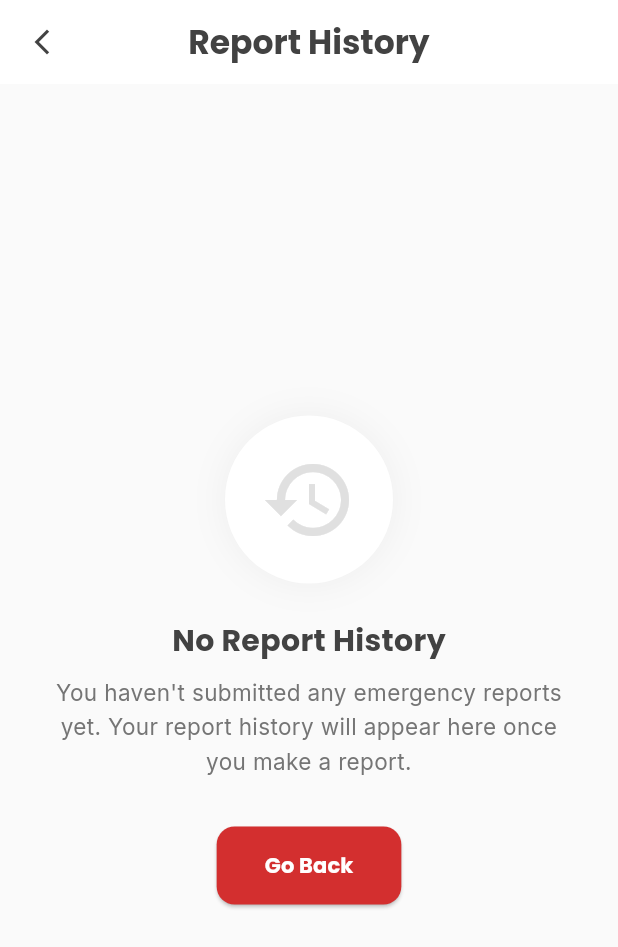
After one commit to eaaaarl/EyeSOS, a Flutter app: the ReportHistoryPage screen opened by its route, on a phone screen of 412 x 824 dp. The commit adds this screen. Shown: the top 947 px of the screen. Run offline on Flutter 3.47's test engine with Material 3 defaults, Android fonts, the phone set to English and light mode, and no system bars; drawn by our look-alikes of flutter_animate; our stand-ins replace animated_text_kit, bloc, cached_network_image, camera, equatable, flutter_bloc and 19 more; accounts and stored records are empty.

Commit message:
feat(profile): implement report history with pagination and refresh - Create [ReportHistoryPage](cci:2://file:///c:/Users/User/Documents/eyesos/lib/features/profile/presentation/pages/report_history_page.dart:15:0-20:1) UI with `flutter_animate` transitions - Integrate [AccidentsReportLoadBloc](cci:2://file:///c:/Users/User/Documents/eyesos/lib/features/home/bloc/accidents_report_load_bloc.dart:6:0-107:1) for paginated report fetching - Add `/report-history` route to [router.dart](cci:7://file:///c:/Users/User/Documents/eyesos/lib/core/config/router.dart:0:0-0:0) - Update [ProfilePage](cci:2://file:///c:/Users/User/Documents/eyesos/lib/features/profile/presentation/pages/profile_page.dart:19:0-560:1) to navigate to the new history view - Remove legacy "Coming Soon" snackbar from `ProfilePage`

```diff
--- a/lib/core/config/router.dart
+++ b/lib/core/config/router.dart
@@ -9,6 +9,7 @@ import 'package:eyesos/features/home/presentation/widgets/report_details_modal.d
 import 'package:eyesos/features/home/presentation/pages/home_page.dart';
 import 'package:eyesos/features/map/presentation/pages/maps_page.dart';
 import 'package:eyesos/features/profile/presentation/pages/profile_page.dart';
+import 'package:eyesos/features/profile/presentation/pages/report_history_page.dart';
 import 'package:eyesos/features/welcome/presentation/pages/welcome_page.dart';
 import 'package:flutter/material.dart';
 import 'package:go_router/go_router.dart';
@@ -103,5 +104,11 @@ final GoRouter router = GoRouter(
         );
       },
     ),
+    GoRoute(
+      path: '/report-history',
+      parentNavigatorKey: _rootNavigatorKey,
+      pageBuilder: (context, state) =>
+          _slideTransition(state: state, child: const ReportHistoryPage()),
+    ),
   ],
 );
--- /dev/null
+++ b/lib/features/profile/presentation/pages/report_history_page.dart
@@ -0,0 +1,389 @@
+import 'package:eyesos/features/auth/bloc/session_bloc.dart';
+import 'package:eyesos/features/auth/bloc/session_state.dart';
+import 'package:eyesos/features/home/bloc/accidents_report_load_bloc.dart';
+import 'package:eyesos/features/home/bloc/accidents_reports_load_event.dart';
+import 'package:eyesos/features/home/bloc/accidents_reports_load_state.dart';
+import 'package:eyesos/features/home/domain/entities/accident_report_entity.dart';
+import 'package:eyesos/features/home/presentation/widgets/report_details_modal.dart';
+import 'package:eyesos/features/home/presentation/widgets/report_item_card.dart';
+import 'package:flutter/material.dart';
+import 'package:flutter_animate/flutter_animate.dart';
+import 'package:flutter_bloc/flutter_bloc.dart';
+import 'package:google_fonts/google_fonts.dart';
+import 'package:skeletonizer/skeletonizer.dart';
+import 'package:timeago/timeago.dart' as timeago;
+
+class ReportHistoryPage extends StatefulWidget {
+  const ReportHistoryPage({super.key});
+
+  @override
+  State<ReportHistoryPage> createState() => _ReportHistoryPageState();
+}
+
+class _ReportHistoryPageState extends State<ReportHistoryPage> {
+  final ScrollController _scrollController = ScrollController();
+
+  @override
+  void initState() {
+    super.initState();
+    _scrollController.addListener(_onScroll);
+
+    // Initial load if not already loaded or empty
+    WidgetsBinding.instance.addPostFrameCallback((_) {
+      final sessionState = context.read<SessionBloc>().state;
+      if (sessionState is AuthAuthenticated) {
+        context.read<AccidentsReportLoadBloc>().add(
+          LoadRecentReports(userId: sessionState.userId),
+        );
+      }
+    });
+  }
+
+  @override
+  void dispose() {
+    _scrollController.removeListener(_onScroll);
+    _scrollController.dispose();
+    super.dispose();
+  }
+
+  void _onScroll() {
+    if (_isBottom) {
+      final sessionState = context.read<SessionBloc>().state;
+      if (sessionState is AuthAuthenticated) {
+        final reportsState = context.read<AccidentsReportLoadBloc>().state;
+
+        if (reportsState is RecentReportsLoaded &&
+            !reportsState.isLoadingMore &&
+            reportsState.hasMore) {
+          context.read<AccidentsReportLoadBloc>().add(
+            LoadMoreReports(userId: sessionState.userId),
+          );
+        }
+      }
+    }
+  }
+
+  bool get _isBottom {
+    if (!_scrollController.hasClients) return false;
+    final maxScroll = _scrollController.position.maxScrollExtent;
+    final currentScroll = _scrollController.offset;
+    return currentScroll >= (maxScroll - 200);
+  }
+
+  Future<void> _onRefresh() async {
+    final sessionState = context.read<SessionBloc>().state;
+    if (sessionState is AuthAuthenticated) {
+      context.read<AccidentsReportLoadBloc>().add(
+        RefreshReports(userId: sessionState.userId),
+      );
+      // Wait for the state to update (optional, Bloc usually handles this)
+      await Future.delayed(const Duration(milliseconds: 500));
+    }
+  }
+
+  void _showReportDetails(AccidentReportEntity report) {
+    showModalBottomSheet(
+      context: context,
+      isScrollControlled: true,
+      backgroundColor: Colors.transparent,
+      builder: (context) => DraggableScrollableSheet(
+        initialChildSize: 0.9,
+        minChildSize: 0.5,
+        maxChildSize: 0.95,
+        builder: (context, scrollController) => ReportDetailsModal(
+          id: report.id,
+          title: 'Road Accident',
+          reportNumber: report.reportNumber,
+          location: report.locationAddress,
+          createdAt: report.createdAt,
+          notes: report.reporterNotes ?? '',
+          imageUrls: report.imageUrls,
+          severity: report.severity,
+          accidentStatus: report.accidentStatus,
+          updatedAt: report.updatedAt,
+        ),
+      ),
+    );
+  }
+
+  @override
+  Widget build(BuildContext context) {
+    return Scaffold(
+      backgroundColor: Colors.grey[50],
+      appBar: AppBar(
+        title: Text(
+          'Report History',
+          style: GoogleFonts.poppins(
+            fontWeight: FontWeight.bold,
+            color: Colors.grey[800],
+          ),
+        ),
+        backgroundColor: Colors.white,
+        elevation: 0,
+        centerTitle: true,
+        leading: IconButton(
+          icon: Icon(
+            Icons.arrow_back_ios_new,
+            color: Colors.grey[800],
+            size: 20,
+          ),
+          onPressed: () => Navigator.of(context).pop(),
+        ),
+      ),
+      body: BlocBuilder<AccidentsReportLoadBloc, AccidentsReportsLoadState>(
+        builder: (context, state) {
+          if (state is RecentReportsLoadLoading ||
+              state is RecentReportLoadsInitial) {
+            return _buildLoadingState();
+          }
+
+          if (state is RecentReportsError) {
+            return _buildErrorState(state.message);
+          }
+
+          if (state is RecentReportsLoaded) {
+            final reports = state.reports;
+            if (reports.isEmpty) {
+              return _buildEmptyState();
+            }
+
+            return RefreshIndicator(
+              onRefresh: _onRefresh,
+              color: Colors.red[700],
+              child: ListView.builder(
+                controller: _scrollController,
+                padding: const EdgeInsets.all(20),
+                physics: const AlwaysScrollableScrollPhysics(),
+                itemCount: reports.length + (state.isLoadingMore ? 1 : 1),
+                itemBuilder: (context, index) {
+                  if (index < reports.length) {
+                    final report = reports[index];
+                    return ReportItemCard(
+                          id: report.id,
+                          title: 'Road Accident',
+                          reportNumber: report.reportNumber,
+                          location: report.locationAddress,
+                          time: timeago.format(report.createdAt),
+                          notes: report.reporterNotes,
+                          imageUrl: report.imageUrls.isNotEmpty
+                              ? report.imageUrls[0]
+                              : '',
+                          imageCount: report.imageUrls.length,
+                          severity: report.severity,
+                          accidentStatus: report.accidentStatus,
+                          updatedAt: report.updatedAt,
+                          onTap: () => _showReportDetails(report),
+                          isLast: index == reports.length - 1 && !state.hasMore,
+                          isLoading: false,
+                        )
+                        .animate()
+                        .fadeIn(duration: 400.ms, delay: (index * 50).ms)
+                        .slideY(begin: 0.1, end: 0);
+                  } else {
+                    if (state.isLoadingMore) {
+                      return _buildLoadingMoreIndicator();
+                    } else if (!state.hasMore && reports.isNotEmpty) {
+                      return _buildEndOfListIndicator();
+                    } else {
+                      return const SizedBox(height: 40);
+                    }
+                  }
+                },
+              ),
+            );
+          }
+
+          return const SizedBox();
+        },
+      ),
+    );
+  }
+
+  Widget _buildLoadingState() {
+    return Skeletonizer(
+      enabled: true,
+      child: ListView.builder(
+        padding: const EdgeInsets.all(20),
+        itemCount: 6,
+        itemBuilder: (context, index) {
+          return ReportItemCard(
+            id: '',
+            title: 'Loading Report Title',
+            reportNumber: 'XYZ-123-456',
+            location: 'Loading location address here...',
+            time: '2 hours ago',
+            imageUrl: '',
+            imageCount: 0,
+            onTap: () {},
+            isLast: index == 5,
+            isLoading: true,
+          );
+        },
+      ),
+    );
+  }
+
+  Widget _buildEmptyState() {
+    return Center(
+      child: Padding(
+        padding: const EdgeInsets.all(32.0),
+        child: Column(
+          mainAxisAlignment: MainAxisAlignment.center,
+          children: [
+            Container(
+              padding: const EdgeInsets.all(24),
+              decoration: BoxDecoration(
+                color: Colors.white,
+                shape: BoxShape.circle,
+                boxShadow: [
+                  BoxShadow(
+                    color: Colors.black.withValues(alpha: 0.05),
+                    blurRadius: 20,
+                  ),
+                ],
+              ),
+              child: Icon(Icons.history, size: 64, color: Colors.grey[300]),
+            ),
+            const SizedBox(height: 24),
+            Text(
+              'No Report History',
+              style: GoogleFonts.poppins(
+                fontSize: 20,
+                fontWeight: FontWeight.bold,
+                color: Colors.grey[800],
+              ),
+            ),
+            const SizedBox(height: 8),
+            Text(
+              "You haven't submitted any emergency reports yet. Your report history will appear here once you make a report.",
+              textAlign: TextAlign.center,
+              style: GoogleFonts.inter(
+                fontSize: 15,
+                color: Colors.grey[600],
+                height: 1.5,
+              ),
+            ),
+            const SizedBox(height: 32),
+            ElevatedButton(
+              onPressed: () => Navigator.of(context).pop(),
+              style: ElevatedButton.styleFrom(
+                backgroundColor: Colors.red[700],
+                foregroundColor: Colors.white,
+                padding: const EdgeInsets.symmetric(
+                  horizontal: 32,
+                  vertical: 16,
+                ),
+                shape: RoundedRectangleBorder(
+                  borderRadius: BorderRadius.circular(12),
+                ),
+              ),
+              child: Text(
+                'Go Back',
+                style: GoogleFonts.poppins(fontWeight: FontWeight.bold),
+              ),
+            ),
+          ],
+        ).animate().fadeIn().scale(delay: 100.ms),
+      ),
+    );
+  }
+
+  Widget _buildErrorState(String message) {
+    return Center(
+      child: Padding(
+        padding: const EdgeInsets.all(32.0),
+        child: Column(
+          mainAxisAlignment: MainAxisAlignment.center,
+          children: [
+            Icon(Icons.error_outline, size: 64, color: Colors.red[300]),
+            const SizedBox(height: 16),
+            Text(
+              'Oops! Something went wrong',
+              style: GoogleFonts.poppins(
+                fontSize: 18,
+                fontWeight: FontWeight.bold,
+                color: Colors.grey[800],
+              ),
+            ),
+            const SizedBox(height: 8),
+            Text(
+              message,
+              textAlign: TextAlign.center,
+              style: GoogleFonts.inter(color: Colors.grey[600]),
+            ),
+            const SizedBox(height: 24),
+            TextButton.icon(
+              onPressed: _onRefresh,
+              icon: const Icon(Icons.refresh),
+              label: const Text('Try Again'),
+              style: TextButton.styleFrom(foregroundColor: Colors.red[700]),
+            ),
+          ],
+        ),
+      ),
+    );
+  }
+
+  Widget _buildLoadingMoreIndicator() {
+    return Padding(
+      padding: const EdgeInsets.symmetric(vertical: 24),
+      child: Center(
+        child: Column(
+          children: [
+            SizedBox(
+              width: 20,
+              height: 20,
+              child: CircularProgressIndicator(
+                strokeWidth: 2,
+                valueColor: AlwaysStoppedAnimation<Color>(Colors.red[700]!),
+              ),
+            ),
+            const SizedBox(height: 12),
+            Text(
+              'Loading more reports...',
+              style: GoogleFonts.inter(
+                fontSize: 12,
+                color: Colors.grey[500],
+                fontWeight: FontWeight.w500,
+              ),
+            ),
+          ],
+        ),
+      ),
+    );
+  }
+
+  Widget _buildEndOfListIndicator() {
+    return Padding(
+      padding: const EdgeInsets.symmetric(vertical: 32),
+      child: Column(
+        children: [
+          Row(
+            children: [
+              Expanded(child: Divider(color: Colors.grey[200], thickness: 1.5)),
+              Padding(
+                padding: const EdgeInsets.symmetric(horizontal: 16),
+                child: Icon(
+                  Icons.check_circle_outline,
+                  size: 20,
+                  color: Colors.green[400],
+                ),
+              ),
+              Expanded(child: Divider(color: Colors.grey[200], thickness: 1.5)),
+            ],
+          ),
+          const SizedBox(height: 12),
+          Text(
+            "You've reached the end of your history",
+            style: GoogleFonts.inter(
+              fontSize: 13,
+              color: Colors.grey[500],
+              fontWeight: FontWeight.w500,
+            ),
+          ),
+          const SizedBox(height: 40),
+        ],
+      ),
+    );
+  }
+}
```
Also changed, not shown: lib/features/profile/presentation/pages/profile_page.dart (+1 -20 lines), 3 other files.
